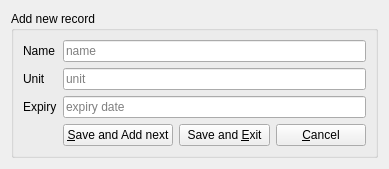
Qt form src/ui/AddProductsRecordWidget.ui (wnt-zhp/zarlock-cpp) before a commit.
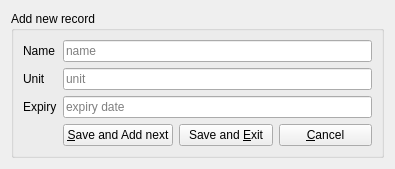
The same form after that commit. Custom widgets are drawn as their Qt base class.

Patch:
```diff
--- a/src/ui/AddProductsRecordWidget.ui
+++ b/src/ui/AddProductsRecordWidget.ui
@@ -6,7 +6,7 @@
    <rect>
     <x>0</x>
     <y>0</y>
-    <width>389</width>
+    <width>395</width>
     <height>162</height>
    </rect>
   </property>
```
Left out of the diff: 2 changed lines with no effect on the pictures.
